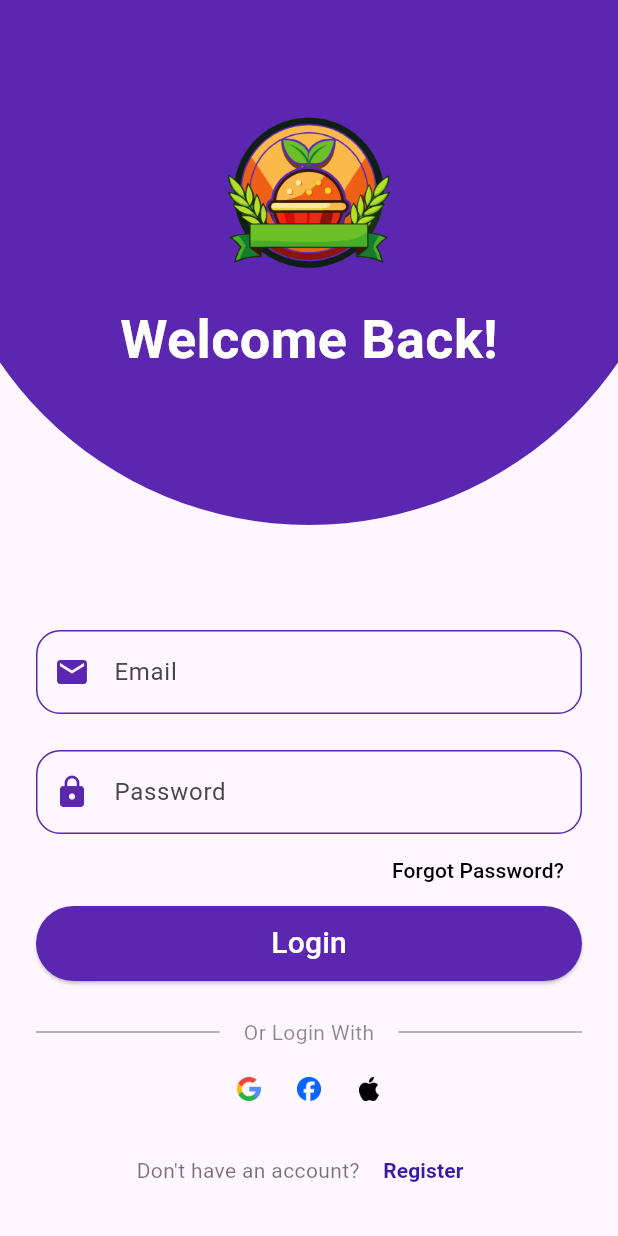
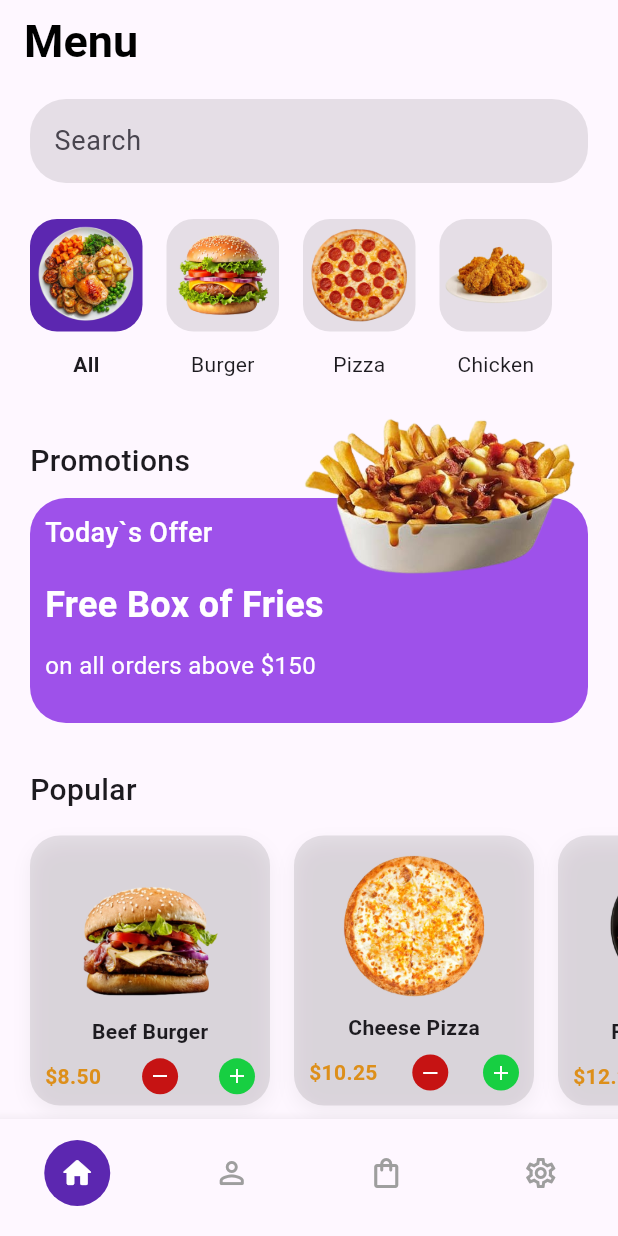
Before and after one commit to mudasirunar/Food-App-Flutter, a Flutter app: the screen it shows after launch, on a phone screen of 412 x 824 dp. Run offline on Flutter 3.47's test engine with Material 3 defaults, Android fonts, the phone set to English and light mode, and no system bars.

Commit message:
feat: implement home screen

```diff
--- /dev/null
+++ b/lib/home_screen.dart
@@ -0,0 +1,505 @@
+import 'package:flutter/material.dart';
+import 'package:project_app/profile_screen.dart';
+
+class HomeScreen extends StatefulWidget {
+  const HomeScreen({super.key});
+
+  @override
+  State<HomeScreen> createState() => _HomeScreenState();
+}
+
+class _HomeScreenState extends State<HomeScreen> {
+  int _selectedIndex = 0;
+
+  @override
+  Widget build(BuildContext context) {
+    return Scaffold(
+      appBar: AppBar(
+        centerTitle: false,
+        title: Text(
+          'Menu',
+          style: TextStyle(
+            color: Colors.black,
+            fontWeight: FontWeight.bold,
+            fontSize: 30,
+          ),
+        ),
+      ),
+      body: SingleChildScrollView(
+        child: Padding(
+          padding: EdgeInsets.symmetric(vertical: 10, horizontal: 20),
+          child: Column(
+            crossAxisAlignment: CrossAxisAlignment.start,
+            children: [
+              TextField(
+                decoration: InputDecoration(
+                  label: Text('Search', style: TextStyle(fontSize: 18)),
+                  filled: true,
+                  fillColor: Colors.black.withValues(alpha: 0.1),
+
+                  enabledBorder: OutlineInputBorder(
+                    borderRadius: BorderRadius.circular(24),
+                    borderSide: BorderSide.none,
+                  ),
+                  focusedBorder: OutlineInputBorder(
+                    borderRadius: BorderRadius.circular(24),
+                    borderSide: BorderSide(
+                      color: Color.fromARGB(255, 92, 39, 176),
+                      width: 1,
+                    ),
+                  ),
+                ),
+              ),
+              SizedBox(height: 24),
+              Row(
+                children: [
+                  Column(
+                    children: [
+                      Container(
+                        width: 75,
+                        height: 75,
+                        decoration: BoxDecoration(
+                          color: const Color.fromARGB(255, 92, 39, 176),
+                          borderRadius: BorderRadius.circular(18),
+                        ),
+                        child: Padding(
+                          padding: EdgeInsets.all(4),
+                          child: Image.asset(
+                            'assets/images/all_food.png',
+                            fit: BoxFit.contain,
+                          ),
+                        ),
+                      ),
+                      SizedBox(height: 12),
+                      Text(
+                        'All',
+                        style: TextStyle(fontWeight: FontWeight.bold),
+                      ),
+                    ],
+                  ),
+
+                  SizedBox(width: 16),
+                  Column(
+                    children: [
+                      Container(
+                        width: 75,
+                        height: 75,
+                        decoration: BoxDecoration(
+                          color: Colors.black.withValues(alpha: 0.1),
+                          borderRadius: BorderRadius.circular(18),
+                        ),
+                        child: Padding(
+                          padding: EdgeInsets.all(4),
+                          child: Image.asset(
+                            'assets/images/burger_1.png',
+                            fit: BoxFit.contain,
+                          ),
+                        ),
+                      ),
+                      SizedBox(height: 12),
+                      Text('Burger'),
+                    ],
+                  ),
+                  SizedBox(width: 16),
+                  Column(
+                    children: [
+                      Container(
+                        width: 75,
+                        height: 75,
+                        decoration: BoxDecoration(
+                          color: Colors.black.withValues(alpha: 0.1),
+                          borderRadius: BorderRadius.circular(18),
+                        ),
+                        child: Padding(
+                          padding: EdgeInsets.all(4),
+                          child: Image.asset(
+                            'assets/images/pizza_1.png',
+                            fit: BoxFit.contain,
+                          ),
+                        ),
+                      ),
+                      SizedBox(height: 12),
+                      Text('Pizza'),
+                    ],
+                  ),
+                  SizedBox(width: 16),
+                  Column(
+                    children: [
+                      Container(
+                        width: 75,
+                        height: 75,
+                        decoration: BoxDecoration(
+                          color: Colors.black.withValues(alpha: 0.1),
+                          borderRadius: BorderRadius.circular(18),
+                        ),
+                        child: Padding(
+                          padding: EdgeInsets.all(0),
+                          child: Image.asset(
+                            'assets/images/chicken_1.png',
+                            fit: BoxFit.contain,
+                          ),
+                        ),
+                      ),
+                      SizedBox(height: 12),
+                      Text('Chicken'),
+                    ],
+                  ),
+                ],
+              ),
+
+              SizedBox(height: 40),
+              Text(
+                'Promotions',
+                style: TextStyle(fontSize: 20, fontWeight: FontWeight.w500),
+              ),
+
+              Stack(
+                clipBehavior: Clip.none,
+                children: [
+                  Container(
+                    margin: EdgeInsets.only(top: 10),
+                    height: 150,
+                    width: double.infinity,
+                    decoration: BoxDecoration(
+                      color: const Color.fromARGB(255, 158, 81, 234),
+                      borderRadius: BorderRadius.circular(24),
+                    ),
+                    child: Padding(
+                      padding: EdgeInsetsGeometry.all(10),
+                      child: Column(
+                        crossAxisAlignment: CrossAxisAlignment.start,
+                        children: [
+                          Text(
+                            'Today`s Offer',
+                            style: TextStyle(
+                              fontSize: 18,
+                              fontWeight: FontWeight.w500,
+                              color: Colors.white,
+                            ),
+                          ),
+                          SizedBox(height: 18),
+                          Text(
+                            'Free Box of Fries',
+                            style: TextStyle(
+                              fontSize: 24,
+                              color: Colors.white,
+                              fontWeight: FontWeight.bold,
+                            ),
+                          ),
+                          SizedBox(height: 12),
+                          Text(
+                            'on all orders above \$150',
+                            style: TextStyle(fontSize: 16, color: Colors.white),
+                          ),
+                        ],
+                      ),
+                    ),
+                  ),
+
+                  Positioned(
+                    top: -100,
+                    right: 0,
+                    child: Image.asset(
+                      'assets/images/fries_promotion_card.png',
+                      height: 200,
+                      width: 200,
+                    ),
+                  ),
+                ],
+              ),
+
+              SizedBox(height: 30),
+              Text(
+                'Popular',
+                style: TextStyle(fontSize: 20, fontWeight: FontWeight.w500),
+              ),
+              const SizedBox(height: 16),
+
+              SingleChildScrollView(
+                scrollDirection: Axis.horizontal,
+                clipBehavior: Clip.none,
+                child: Row(
+                  children: [
+                    Container(
+                      width: 160,
+                      height: 180,
+                      padding: const EdgeInsets.symmetric(
+                        horizontal: 10,
+                        vertical: 6,
+                      ),
+                      decoration: BoxDecoration(
+                        color: Colors.black.withValues(alpha: 0.1),
+                        borderRadius: BorderRadius.circular(20),
+                        boxShadow: [
+                          BoxShadow(
+                            color: Colors.black.withValues(alpha: 0.05),
+                            blurRadius: 10,
+                            offset: const Offset(0, 5),
+                          ),
+                        ],
+                      ),
+                      child: Column(
+                        crossAxisAlignment: CrossAxisAlignment.center,
+                        mainAxisAlignment: MainAxisAlignment.center,
+                        children: [
+                          Image.asset('assets/images/beef_burger.png'),
+                          const SizedBox(height: 8),
+                          const Text(
+                            'Beef Burger',
+                            style: TextStyle(fontWeight: FontWeight.bold),
+                          ),
+                          const SizedBox(height: 8),
+                          Row(
+                            mainAxisAlignment: MainAxisAlignment.spaceBetween,
+                            children: [
+                              const Text(
+                                '\$8.50',
+                                style: TextStyle(
+                                  fontWeight: FontWeight.bold,
+                                  color: Color.fromARGB(255, 221, 143, 26),
+                                ),
+                              ),
+                              Container(
+                                padding: const EdgeInsets.all(4),
+                                decoration: BoxDecoration(
+                                  color: const Color.fromARGB(255, 198, 19, 19),
+                                  borderRadius: BorderRadius.circular(100),
+                                ),
+                                child: const Icon(
+                                  Icons.remove,
+                                  color: Colors.white,
+                                  size: 16,
+                                ),
+                              ),
+                              Container(
+                                padding: const EdgeInsets.all(4),
+                                decoration: BoxDecoration(
+                                  color: const Color.fromARGB(255, 23, 207, 66),
+                                  borderRadius: BorderRadius.circular(100),
+                                ),
+                                child: const Icon(
+                                  Icons.add,
+                                  color: Colors.white,
+                                  size: 16,
+                                ),
+                              ),
+                            ],
+                          ),
+                        ],
+                      ),
+                    ),
+
+                    const SizedBox(width: 16),
+
+                    Container(
+                      width: 160,
+                      height: 180,
+                      padding: const EdgeInsets.symmetric(
+                        horizontal: 10,
+                        vertical: 6,
+                      ),
+                      decoration: BoxDecoration(
+                        color: Colors.black.withValues(alpha: 0.1),
+                        borderRadius: BorderRadius.circular(20),
+                        boxShadow: [
+                          BoxShadow(
+                            color: Colors.black.withValues(alpha: 0.05),
+                            blurRadius: 10,
+                            offset: const Offset(0, 5),
+                          ),
+                        ],
+                      ),
+                      child: Column(
+                        crossAxisAlignment: CrossAxisAlignment.center,
+                        mainAxisAlignment: MainAxisAlignment.center,
+                        children: [
+                          Image.asset(
+                            'assets/images/cheese_pizza.png',
+                            height: 100,
+                          ),
+                          const SizedBox(height: 8),
+                          const Text(
+                            'Cheese Pizza',
+                            style: TextStyle(fontWeight: FontWeight.bold),
+                          ),
+                          const SizedBox(height: 8),
+                          Row(
+                            mainAxisAlignment: MainAxisAlignment.spaceBetween,
+                            children: [
+                              const Text(
+                                '\$10.25',
+                                style: TextStyle(
+                                  fontWeight: FontWeight.bold,
+                                  color: Color.fromARGB(255, 221, 143, 26),
+                                ),
+                              ),
+                              Container(
+                                padding: const EdgeInsets.all(4),
+                                decoration: BoxDecoration(
+                                  color: const Color.fromARGB(255, 198, 19, 19),
+                                  borderRadius: BorderRadius.circular(100),
+                                ),
+                                child: const Icon(
+                                  Icons.remove,
+                                  color: Colors.white,
+                                  size: 16,
+                                ),
+                              ),
+                              Container(
+                                padding: const EdgeInsets.all(4),
+                                decoration: BoxDecoration(
+                                  color: const Color.fromARGB(255, 23, 207, 66),
+                                  borderRadius: BorderRadius.circular(100),
+                                ),
+                                child: const Icon(
+                                  Icons.add,
+                                  color: Colors.white,
+                                  size: 16,
+                                ),
+                              ),
+                            ],
+                          ),
+                        ],
+                      ),
+                    ),
+
+                    const SizedBox(width: 16), // Spacing between cards
+                    // --- CARD 3: CHICKEN ---
+                    Container(
+                      width: 160,
+                      height: 180,
+                      padding: const EdgeInsets.symmetric(
+                        horizontal: 10,
+                        vertical: 6,
+                      ),
+                      decoration: BoxDecoration(
+                        color: Colors.black.withValues(alpha: 0.1),
+                        borderRadius: BorderRadius.circular(20),
+                        boxShadow: [
+                          BoxShadow(
+                            color: Colors.black.withValues(alpha: 0.05),
+                            blurRadius: 10,
+                            offset: const Offset(0, 5),
+                          ),
+                        ],
+                      ),
+                      child: Column(
+                        crossAxisAlignment: CrossAxisAlignment.center,
+                        mainAxisAlignment: MainAxisAlignment.center,
+                        children: [
+                          Image.asset(
+                            'assets/images/fried_chicken.png',
+                            height: 105,
+                          ),
+                          const SizedBox(height: 8),
+                          const Text(
+                            'Fried Chicken',
+                            style: TextStyle(fontWeight: FontWeight.bold),
+                          ),
+                          const SizedBox(height: 8),
+                          Row(
+                            mainAxisAlignment: MainAxisAlignment.spaceBetween,
+                            children: [
+                              const Text(
+                                '\$12.20',
+                                style: TextStyle(
+                                  fontWeight: FontWeight.bold,
+                                  color: Color.fromARGB(255, 221, 143, 26),
+                                ),
+                              ),
+                              Container(
+                                padding: const EdgeInsets.all(4),
+                                decoration: BoxDecoration(
+                                  color: const Color.fromARGB(255, 198, 19, 19),
+                                  borderRadius: BorderRadius.circular(100),
+                                ),
+                                child: const Icon(
+                                  Icons.remove,
+                                  color: Colors.white,
+                                  size: 16,
+                                ),
+                              ),
+                              Container(
+                                padding: const EdgeInsets.all(4),
+                                decoration: BoxDecoration(
+                                  color: const Color.fromARGB(255, 23, 207, 66),
+                                  borderRadius: BorderRadius.circular(100),
+                                ),
+                                child: const Icon(
+                                  Icons.add,
+                                  color: Colors.white,
+                                  size: 16,
+                                ),
+                              ),
+                            ],
+                          ),
+                        ],
+                      ),
+                    ),
+                  ],
+                ),
+              ),
+            ],
+          ),
+        ),
+      ),
+      bottomNavigationBar: BottomNavigationBar(
+        currentIndex: _selectedIndex,
+        onTap: (index) {
+          setState(() {
+            _selectedIndex = index;
+          });
+          if (index == 1) {
+      Navigator.push(
+        context,
+        MaterialPageRoute(
+          builder: (context) => const ProfileScreen(),
+        ),
+      );
+    }
+        },
+        type: BottomNavigationBarType.fixed,
+        showSelectedLabels: false,
+        showUnselectedLabels: false,
+        items: [
+          BottomNavigationBarItem(
+            icon: _buildNavIcon(Icons.home_rounded, 0),
+            label: 'Home',
+          ),
+
+          BottomNavigationBarItem(
+            icon: _buildNavIcon(Icons.person_outline_rounded, 1),
+            label: 'Profile',
+          ),
+
+          BottomNavigationBarItem(
+            icon: _buildNavIcon(Icons.shopping_bag_outlined, 2),
+            label: 'Cart',
+          ),
+
+          BottomNavigationBarItem(
+            icon: _buildNavIcon(Icons.settings_outlined, 3),
+            label: 'Settings',
+          ),
+        ],
+      ),
+    );
+  }
+
+  Widget _buildNavIcon(IconData iconData, int index) {
+    bool isSelected = _selectedIndex == index;
+
+    if (isSelected) {
+      return Container(
+        padding: const EdgeInsets.all(10),
+        decoration: const BoxDecoration(
+          color: Color.fromARGB(255, 92, 39, 176),
+          shape: BoxShape.circle,
+        ),
+        child: Icon(iconData, color: Colors.white, size: 24),
+      );
+    } else {
+      return Icon(iconData, color: Colors.grey, size: 24);
+    }
+  }
+}
--- a/lib/main.dart
+++ b/lib/main.dart
@@ -1,7 +1,7 @@
 import 'package:flutter/material.dart';
-import 'package:project_app/login_screem.dart';
-//import 'package:project_app/profile_screen.dart';
+//import 'package:project_app/login_screem.dart';
+import 'package:project_app/home_screen.dart';
 
 void main() {
-  runApp(const MaterialApp(home: LoginScreen()));
+  runApp(const MaterialApp(home: HomeScreen()));
 }
```
Also changed, not shown: assets/images/all_food.png (added), assets/images/beef_burger.png (added), assets/images/burger_1.png (added), assets/images/cheese_pizza.png (added), assets/images/chicken_1.png (added), assets/images/fried_chicken.png (added), assets/images/fries_promotion_card.png (added), assets/images/pizza_1.png (added).
